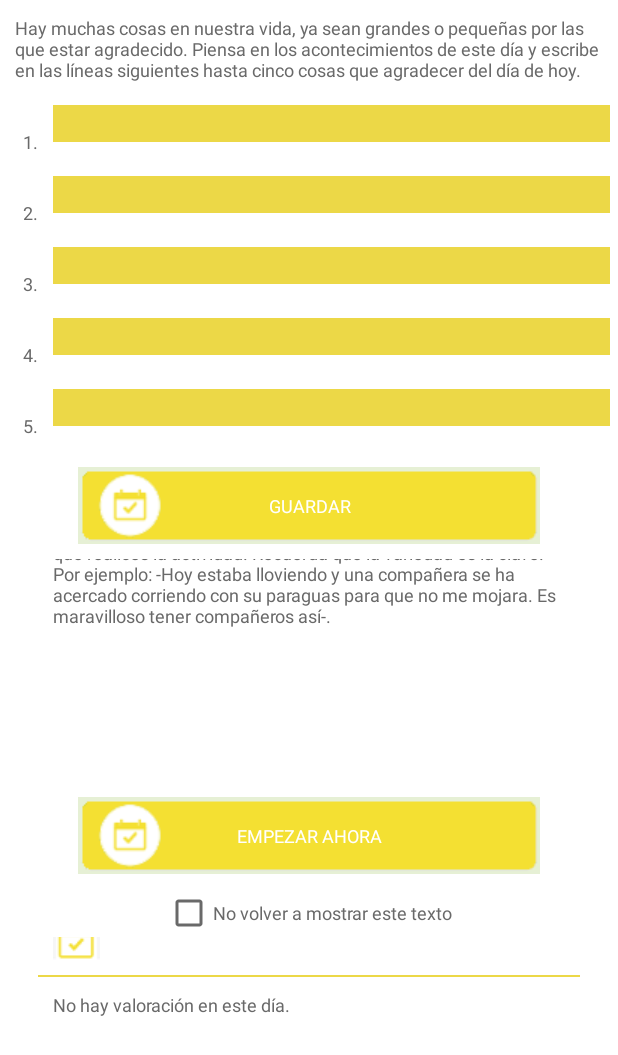
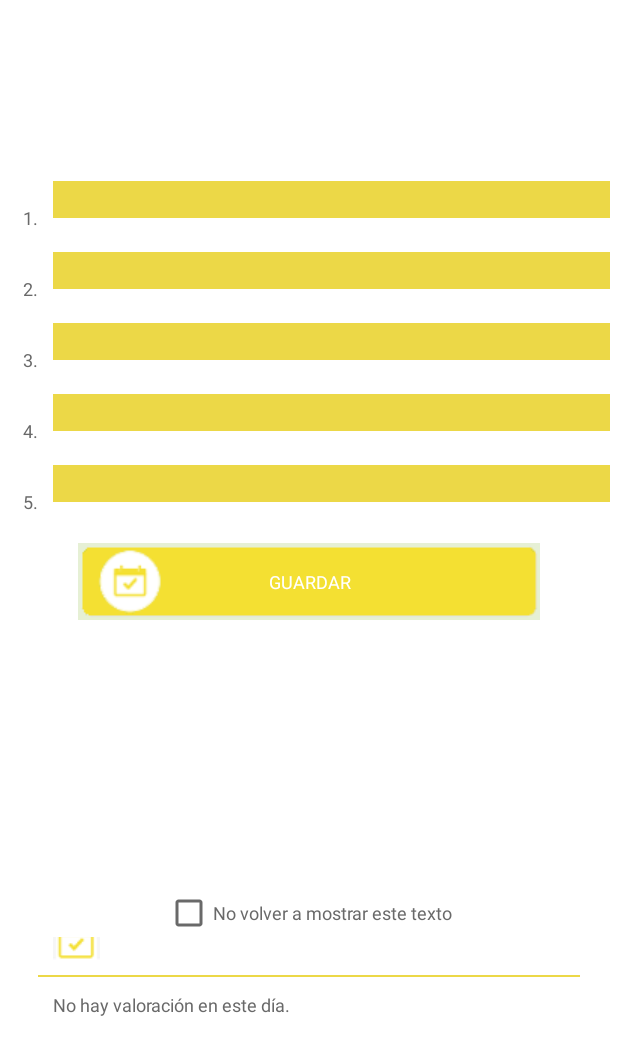
Before and after one commit to jmlorenzo50/HappMovil, an Android app: the layout valoracion_dia_content.xml on its own in the app's theme, with its tools: preview values and no code run, on a phone screen of 412 x 824 dp. Shown: the top 1055 px of the screen. Run offline under Robolectric (Android 15) with nearby library versions, the phone set to English and light mode, and no system bars.

Commit message:
Ya no se ve el botón empezar que no debía en el última pantalla

```diff
--- a/app/src/main/res/layout/valoracion_dia_alta.xml
+++ b/app/src/main/res/layout/valoracion_dia_alta.xml
@@ -14,6 +14,7 @@
     android:orientation="vertical">
 
     <TextView
+        android:id="@+id/instruccion_ppal_exp"
         android:layout_width="match_parent"
         android:layout_height="wrap_content"
         android:layout_margin="10dp"
@@ -22,9 +23,20 @@
         android:textAlignment="viewStart"
         android:textColor="#696969"
         android:textSize="12dp"
+        android:visibility="invisible"
         />
-
-
+    <TextView
+        android:id="@+id/instruccion_ppal_con"
+        android:layout_width="match_parent"
+        android:layout_height="wrap_content"
+        android:layout_margin="10dp"
+        android:fontFamily="sans-serif"
+        android:text="Piensa por un momento en todas las tareas que realizaste ayer y escribe las cinco principales a continuación."
+        android:textAlignment="viewStart"
+        android:textColor="#696969"
+        android:textSize="12dp"
+        android:visibility="invisible"
+        />
     <!-- Valoración 1 -->
     <LinearLayout
         android:layout_width="match_parent"
--- a/app/src/main/res/layout/valoracion_dia_instrucciones.xml
+++ b/app/src/main/res/layout/valoracion_dia_instrucciones.xml
@@ -157,7 +157,7 @@
             android:textAlignment="viewStart"
             android:textColor="#696969"
             android:textSize="12dp"
-            android:visibility="visible"
+            android:visibility="invisible"
 
             />
         <TextView
@@ -174,6 +174,7 @@
 
         <!-- Botón -->
         <TextView
+            android:id="@+id/boton_empezar"
             android:layout_width="wrap_content"
             android:layout_height="wrap_content"
             android:layout_margin="10dp"
@@ -185,7 +186,8 @@
             android:layout_gravity="center"
             android:gravity="center"
             android:background="@drawable/boton_largo_valoracion_dia"
-            android:onClick="irValoracionDiaAlta"/>
+            android:onClick="irValoracionDiaAlta"
+            android:visibility="invisible"/>
 
 
 
```
Also changed, not shown: app/src/main/java/happ/es/happ/ValoracionDiaActivity.java (+34 -1 lines).
